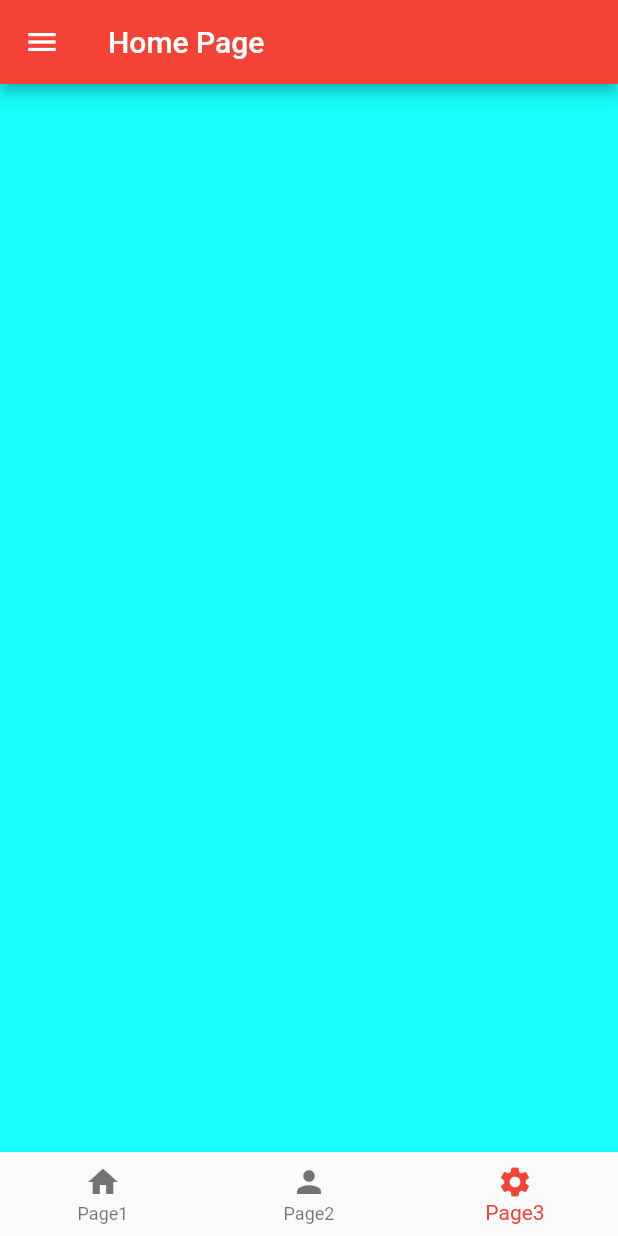
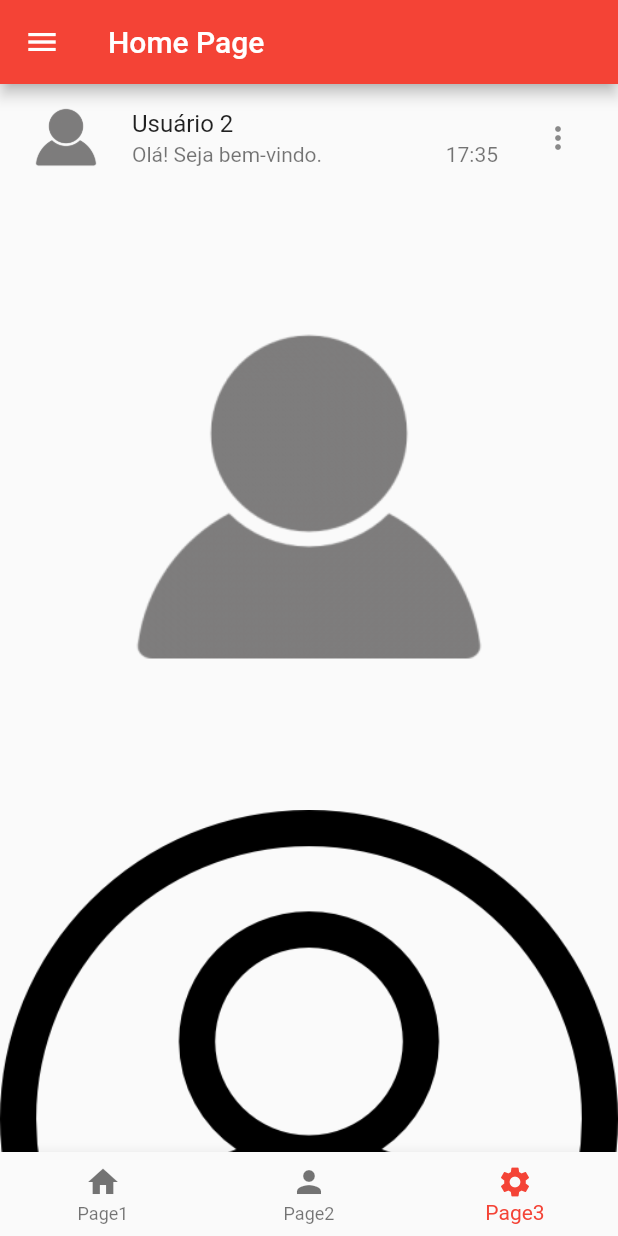
Before and after one commit to Iann-rst/Santander-Bootcamp, a Flutter app: the HomePage screen opened directly, swiped to page 3, on a phone screen of 412 x 824 dp. Run offline on Flutter 3.47's test engine with Material 2 defaults, Android fonts, the phone set to English and light mode, and no system bars; our stand-ins replace google_fonts; network calls fail.

Commit message:
feat: Trabalhando com listas na vertical

```diff
--- a/projetos_flutter/diologin/lib/pages/home_page.dart
+++ b/projetos_flutter/diologin/lib/pages/home_page.dart
@@ -1,6 +1,6 @@
 import 'package:diologin/pages/card_page.dart';
 import 'package:diologin/pages/image_assets.dart';
-import 'package:diologin/pages/page3.dart';
+import 'package:diologin/pages/list_view.dart';
 import 'package:diologin/shared/widgets/custom_drawer.dart';
 import 'package:flutter/material.dart';
 
@@ -36,7 +36,7 @@ class _HomePageState extends State<HomePage> {
                 children: const [
                   CardPage(),
                   ImageAssetsPage(),
-                  Page3(),
+                  ListViewPage(),
                 ],
               ),
             ),
--- /dev/null
+++ b/projetos_flutter/diologin/lib/pages/list_view.dart
@@ -0,0 +1,56 @@
+import 'package:diologin/shared/app_images.dart';
+import 'package:flutter/material.dart';
+
+class ListViewPage extends StatefulWidget {
+  const ListViewPage({super.key});
+
+  @override
+  State<ListViewPage> createState() => _ListViewPageState();
+}
+
+class _ListViewPageState extends State<ListViewPage> {
+  @override
+  Widget build(BuildContext context) {
+    return ListView(
+      children: [
+        ListTile(
+          leading: Image.asset(AppImages.user1),
+          title: const Text("Usuário 2"),
+          subtitle: const Row(
+            mainAxisAlignment: MainAxisAlignment.spaceBetween,
+            children: [
+              Text("Olá! Seja bem-vindo."),
+              Text("17:35"),
+            ],
+          ),
+          trailing: PopupMenuButton<String>(
+            onSelected: (menu) {
+              if (menu == "opcao2") {
+                print("Realizando ligação");
+              }
+            },
+            itemBuilder: (BuildContext bc) {
+              return <PopupMenuEntry<String>>[
+                const PopupMenuItem<String>(
+                  value: "opcao1",
+                  child: Text("Opção 1"),
+                ),
+                const PopupMenuItem<String>(
+                  value: "opcao2",
+                  child: Text("Opção 2"),
+                ),
+                const PopupMenuItem<String>(
+                  value: "opcao3",
+                  child: Text("Opção 3"),
+                ),
+              ];
+            },
+          ),
+        ),
+        Image.asset(AppImages.user1),
+        Image.asset(AppImages.user2),
+        Image.asset(AppImages.paisagem),
+      ],
+    );
+  }
+}
--- a/projetos_flutter/diologin/lib/pages/page3.dart
+++ /dev/null
@@ -1,15 +0,0 @@
-import 'package:flutter/material.dart';
-
-class Page3 extends StatefulWidget {
-  const Page3({super.key});
-
-  @override
-  State<Page3> createState() => _Page3State();
-}
-
-class _Page3State extends State<Page3> {
-  @override
-  Widget build(BuildContext context) {
-    return Container(color: Colors.cyanAccent);
-  }
-}
```
